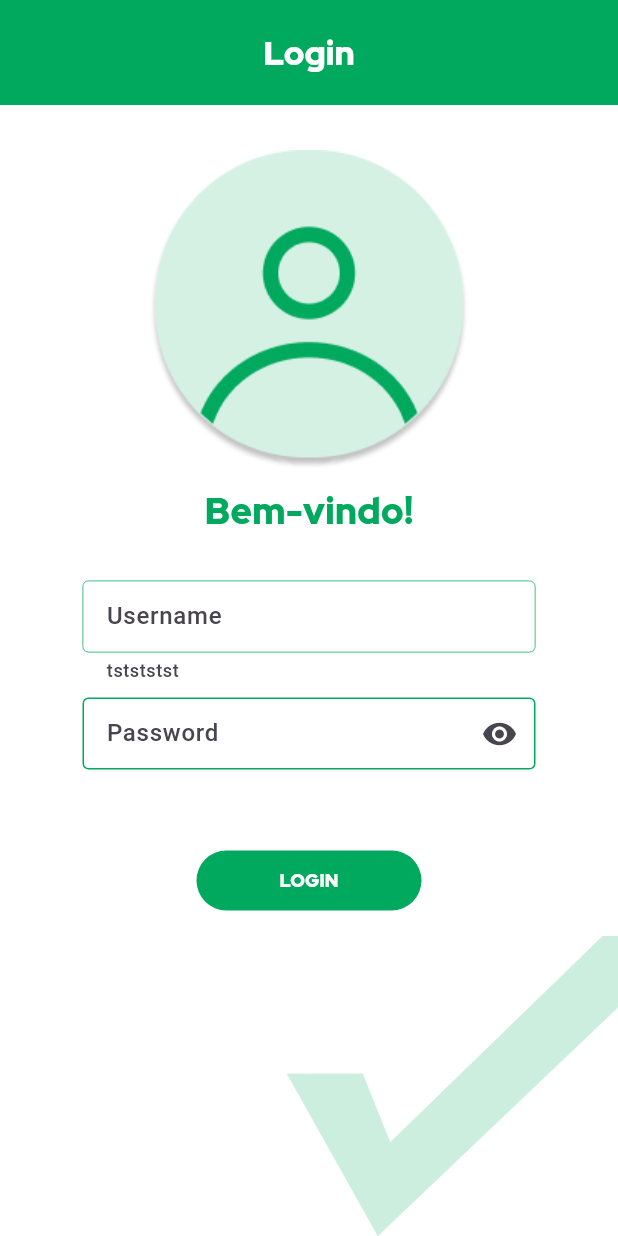
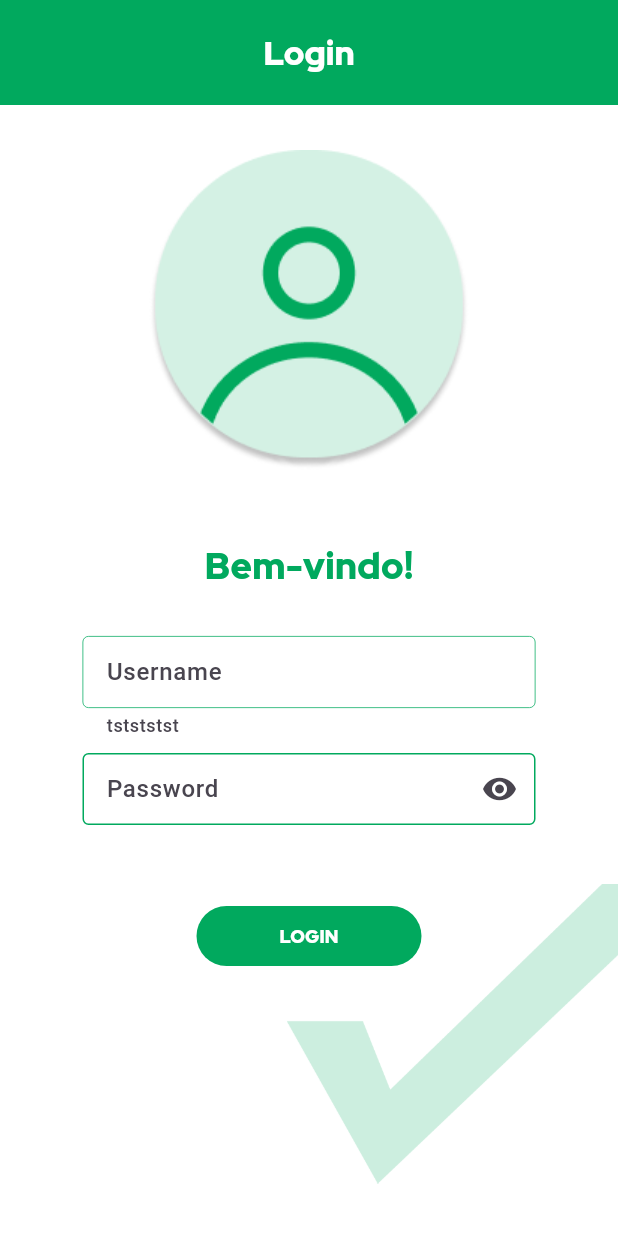
Before and after one commit to Felipi12/DoneApp, a Flutter app: the screen it shows after launch, on a phone screen of 412 x 824 dp. Run offline on Flutter 3.47's test engine with Material 3 defaults, Android fonts, the phone set to English and light mode, and no system bars; our stand-ins replace cloud_firestore, firebase_auth, firebase_core, fl_chart, syncfusion_flutter_calendar; accounts and stored records are empty.

Commit message:
UpdatingLoginScreen

```diff
--- a/lib/LoginScreen.dart
+++ b/lib/LoginScreen.dart
@@ -26,6 +26,7 @@ class LoginScreen extends StatefulWidget {
       _obscureText = !_obscureText;
     });
   }
+
   @override
   Widget build(BuildContext context) {
     return Scaffold(
@@ -42,10 +43,14 @@ class LoginScreen extends StatefulWidget {
                       color: Colors.white, fontFamily: 'RedHatDisplay'))),
           iconTheme: const IconThemeData(color: Colors.white, size: 40),
         ),
-        body: Stack(
+        body: SingleChildScrollView(
+        child: Container(
+        width: MediaQuery.of(context).size.width,
+    height: MediaQuery.of(context).size.height,
+    child: Stack(
           children: [
             Positioned(
-                bottom: 0,
+                bottom: 105,
                 right: -50,
                 child: Opacity(
                   opacity: 0.2,
@@ -60,9 +65,7 @@ class LoginScreen extends StatefulWidget {
                     child: Column(
                       children: [Image.asset('assets/gen_avatar.png')],
                     )),
-              )
-            ]),
-            Column(
+              ),Column(
                 mainAxisAlignment: MainAxisAlignment.center,
                 children: [
                   Padding(
@@ -78,8 +81,8 @@ class LoginScreen extends StatefulWidget {
                   Padding(
                     padding: EdgeInsets.only(top: 20, left: 40, right: 40),
                     child: Padding(
-                    padding:
-                        EdgeInsets.only(top: 10, bottom: 0, left: 15, right: 15),
+                      padding: EdgeInsets.only(
+                          top: 10, bottom: 0, left: 15, right: 15),
                       child: TextField(
                         style: TextStyle(fontFamily: 'Roboto', height: 0.1),
                         decoration: const InputDecoration(
@@ -123,7 +126,9 @@ class LoginScreen extends StatefulWidget {
                           suffixIcon: IconButton(
                             icon: Icon(
                               // Change this icon based on the _obscureText state
-                            _obscureText ? Icons.visibility : Icons.visibility_off,
+                              _obscureText
+                                  ? Icons.visibility
+                                  : Icons.visibility_off,
                             ),
                             onPressed: () {
                               // Update the state of _obscureText
@@ -165,7 +170,8 @@ class LoginScreen extends StatefulWidget {
                   ),
                 ],
               )
-          ],
-        ));
+            ]),]
+
+        ))));
   }
 }
```
Also changed, not shown: pubspec.lock. Lines whose indentation alone changed are shown as unchanged.
